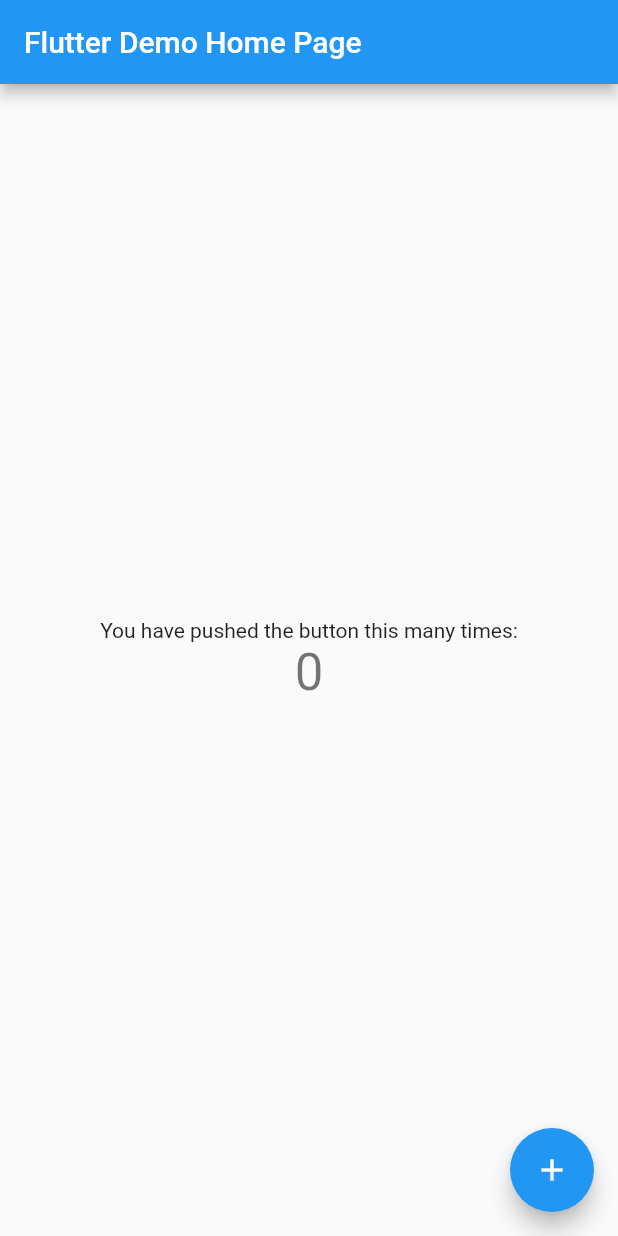
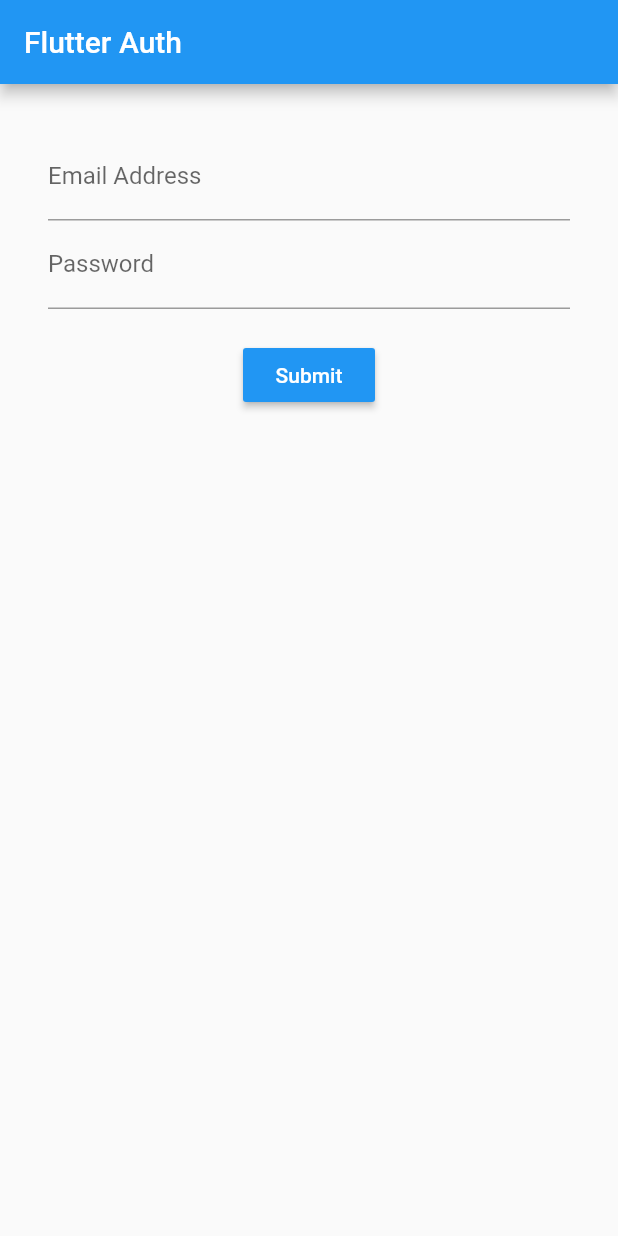
Before and after one commit to Tahlil/FLutter_login_boilerplate, a Flutter app: the screen it shows after launch, on a phone screen of 412 x 824 dp. Run offline on Flutter 3.47's test engine with Material 2 defaults, Android fonts, the phone set to English and light mode, and no system bars.

Commit message:
validate + save

```diff
--- a/flutter_login/lib/main.dart
+++ b/flutter_login/lib/main.dart
@@ -1,111 +1,6 @@
 import 'package:flutter/material.dart';
+import 'src/app.dart';
 
-void main() => runApp(MyApp());
-
-class MyApp extends StatelessWidget {
-  // This widget is the root of your application.
-  @override
-  Widget build(BuildContext context) {
-    return MaterialApp(
-      title: 'Flutter Demo',
-      theme: ThemeData(
-        // This is the theme of your application.
-        //
-        // Try running your application with "flutter run". You'll see the
-        // application has a blue toolbar. Then, without quitting the app, try
-        // changing the primarySwatch below to Colors.green and then invoke
-        // "hot reload" (press "r" in the console where you ran "flutter run",
-        // or simply save your changes to "hot reload" in a Flutter IDE).
-        // Notice that the counter didn't reset back to zero; the application
-        // is not restarted.
-        primarySwatch: Colors.blue,
-      ),
-      home: MyHomePage(title: 'Flutter Demo Home Page'),
-    );
-  }
+main(List<String> args) {
+  runApp(App());
 }
-
-class MyHomePage extends StatefulWidget {
-  MyHomePage({Key key, this.title}) : super(key: key);
-
-  // This widget is the home page of your application. It is stateful, meaning
-  // that it has a State object (defined below) that contains fields that affect
-  // how it looks.
-
-  // This class is the configuration for the state. It holds the values (in this
-  // case the title) provided by the parent (in this case the App widget) and
-  // used by the build method of the State. Fields in a Widget subclass are
-  // always marked "final".
-
-  final String title;
-
-  @override
-  _MyHomePageState createState() => _MyHomePageState();
-}
-
-class _MyHomePageState extends State<MyHomePage> {
-  int _counter = 0;
-
-  void _incrementCounter() {
-    setState(() {
-      // This call to setState tells the Flutter framework that something has
-      // changed in this State, which causes it to rerun the build method below
-      // so that the display can reflect the updated values. If we changed
-      // _counter without calling setState(), then the build method would not be
-      // called again, and so nothing would appear to happen.
-      _counter++;
-    });
-  }
-
-  @override
-  Widget build(BuildContext context) {
-    // This method is rerun every time setState is called, for instance as done
-    // by the _incrementCounter method above.
-    //
-    // The Flutter framework has been optimized to make rerunning build methods
-    // fast, so that you can just rebuild anything that needs updating rather
-    // than having to individually change instances of widgets.
-    return Scaffold(
-      appBar: AppBar(
-        // Here we take the value from the MyHomePage object that was created by
-        // the App.build method, and use it to set our appbar title.
-        title: Text(widget.title),
-      ),
-      body: Center(
-        // Center is a layout widget. It takes a single child and positions it
-        // in the middle of the parent.
-        child: Column(
-          // Column is also layout widget. It takes a list of children and
-          // arranges them vertically. By default, it sizes itself to fit its
-          // children horizontally, and tries to be as tall as its parent.
-          //
-          // Invoke "debug painting" (press "p" in the console, choose the
-          // "Toggle Debug Paint" action from the Flutter Inspector in Android
-          // Studio, or the "Toggle Debug Paint" command in Visual Studio Code)
-          // to see the wireframe for each widget.
-          //
-          // Column has various properties to control how it sizes itself and
-          // how it positions its children. Here we use mainAxisAlignment to
-          // center the children vertically; the main axis here is the vertical
-          // axis because Columns are vertical (the cross axis would be
-          // horizontal).
-          mainAxisAlignment: MainAxisAlignment.center,
-          children: <Widget>[
-            Text(
-              'You have pushed the button this many times:',
-            ),
-            Text(
-              '$_counter',
-              style: Theme.of(context).textTheme.display1,
-            ),
-          ],
-        ),
-      ),
-      floatingActionButton: FloatingActionButton(
-        onPressed: _incrementCounter,
-        tooltip: 'Increment',
-        child: Icon(Icons.add),
-      ), // This trailing comma makes auto-formatting nicer for build methods.
-    );
-  }
-}
--- /dev/null
+++ b/flutter_login/lib/src/app.dart
@@ -0,0 +1,14 @@
+import 'package:flutter/material.dart';
+import 'screens/login_screen.dart';
+
+class App extends StatelessWidget {
+  @override
+  Widget build(BuildContext context) {
+    return MaterialApp(
+      title: "Log me in!",
+      home: Scaffold(
+        body: LoginScreen(),
+      ),
+    );
+  }
+}
--- /dev/null
+++ b/flutter_login/lib/src/screens/login_screen.dart
@@ -0,0 +1,86 @@
+import 'package:flutter/material.dart';
+
+class LoginScreen extends StatefulWidget {
+  @override
+  _LoginScreenState createState() => _LoginScreenState();
+}
+
+class _LoginScreenState extends State<LoginScreen> {
+  final formKey = GlobalKey<FormState>();
+  @override
+  Widget build(BuildContext context) {
+    return Scaffold(
+      appBar: AppBar(
+        title: Text('Flutter Auth'),
+      ),
+      body: Container(
+        padding: EdgeInsets.all(32.0),
+        child: Center(
+          child: Form(
+            key: formKey,
+            child: Column(
+              children: <Widget>[
+                emailField(),
+                passwordField(),
+                Container(
+                  margin: EdgeInsets.only(top: 20.0),
+                ),
+                submitButton()
+              ],
+            ),
+          ),
+        ),
+      ),
+    );
+  }
+
+  Widget emailField() {
+    return TextFormField(
+      keyboardType: TextInputType.emailAddress,
+      decoration: InputDecoration(
+          labelText: 'Email Address', hintText: "you@example.com"),
+      validator: (String value) {
+        Pattern pattern =
+            r'^(([^<>()[\]\\.,;:\s@\"]+(\.[^<>()[\]\\.,;:\s@\"]+)*)|(\".+\"))@((\[[0-9]{1,3}\.[0-9]{1,3}\.[0-9]{1,3}\.[0-9]{1,3}\])|(([a-zA-Z\-0-9]+\.)+[a-zA-Z]{2,}))$';
+        RegExp regex = new RegExp(pattern);
+        if (!regex.hasMatch(value))
+          return 'Please Enter Valid Email';
+      },
+      onSaved: (String value){
+        print(value);
+      },
+    );
+  }
+
+  Widget passwordField() {
+    return TextFormField(
+      obscureText: true,
+      decoration:
+          InputDecoration(labelText: 'Password', hintText: "min 8 characters"),
+      validator: (String value) {
+        if (value.length < 8) {
+          return "Password must be at least 8 characters";
+        }
+      },
+      onSaved: (String value){
+        print(value);
+      },
+    );
+  }
+
+  Widget submitButton() {
+    return RaisedButton(
+      color: Colors.blue,
+      child: Text(
+        "Submit",
+        style: TextStyle(color: Colors.white),
+      ),
+      onPressed: () {
+        if(formKey.currentState.validate()){
+          formKey.currentState.save();
+        }
+        //formKey.currentState.reset();
+      },
+    );
+  }
+}
```
